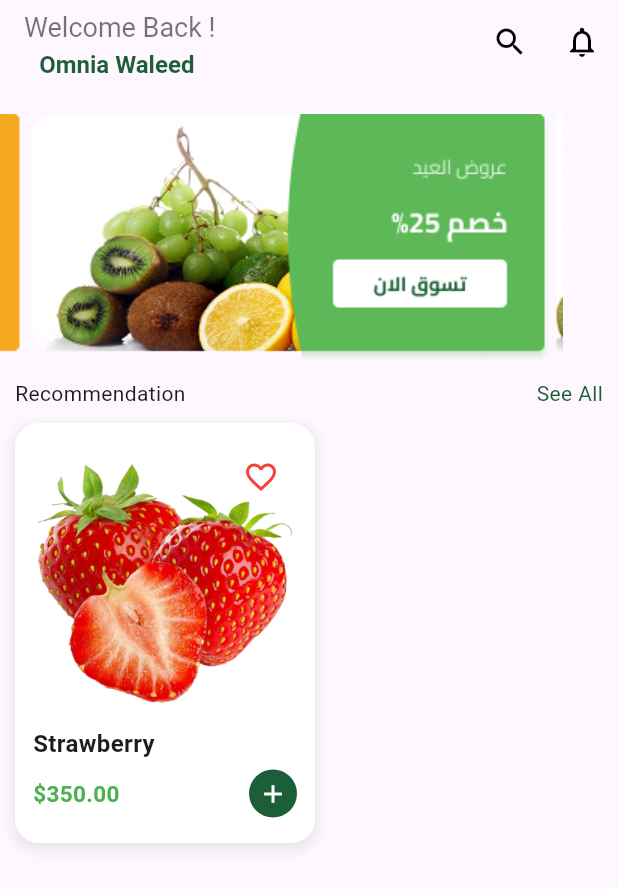
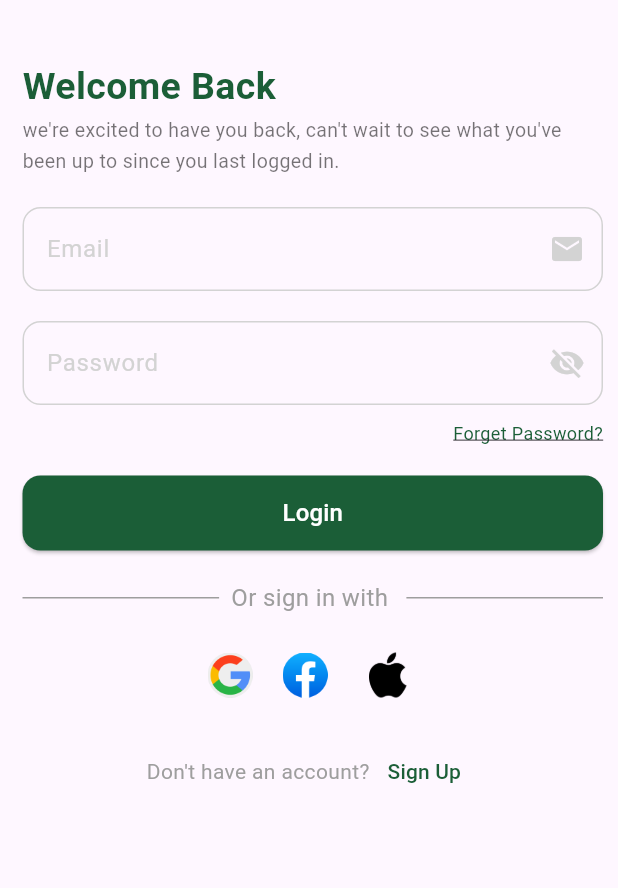
Before and after one commit to Omnia-Waleed-Mohamed/FruitHUB_app, a Flutter app: the screen it shows after launch, on a phone screen of 412 x 824 dp. Shown: the top 888 px of the screen. Run offline on Flutter 3.47's test engine with Material 3 defaults, Android fonts, the phone set to English and light mode, and no system bars; our stand-ins replace smooth_page_indicator.

Commit message:
refactor login view

```diff
--- /dev/null
+++ b/lib/features/auth/view/widgets/login/first_text_login.dart
@@ -0,0 +1,32 @@
+import 'package:e_commerce_app/core/const/colors/colors.dart';
+import 'package:flutter/material.dart';
+
+class FirstTextLogin extends StatelessWidget {
+  const FirstTextLogin({super.key});
+
+  @override
+  Widget build(BuildContext context) {
+    return Column(
+          crossAxisAlignment: CrossAxisAlignment.start,
+          children: [
+            const Text(
+              "Welcome Back",
+              style: TextStyle(
+                fontSize: 25,
+                fontWeight: FontWeight.bold,
+                color: AppColor.kPrimaryColor,
+              ),
+            ),
+            const Text(
+              "we're excited to have you back, can't wait to see what you've been up to since you last logged in.",
+              style: TextStyle(
+                fontSize: 13,
+                height: 1.6,
+                color: Colors.black54,
+              ),
+            ),
+          ])
+
+    ;
+  }
+}
--- /dev/null
+++ b/lib/features/auth/view/widgets/login/forget_password.dart
@@ -0,0 +1,22 @@
+import 'package:e_commerce_app/core/const/colors/colors.dart';
+import 'package:flutter/material.dart';
+
+class ForgetPassword extends StatelessWidget {
+  const ForgetPassword({super.key});
+
+  @override
+  Widget build(BuildContext context) {
+    return Align(
+              alignment: Alignment.centerRight,
+              child: Text(
+                "Forget Password?",
+                style: TextStyle(
+                  decoration: TextDecoration.underline,
+                  fontSize: 12,
+                  color: AppColor.kPrimaryColor,
+                ),
+              ),
+            )
+    ;
+  }
+}
--- /dev/null
+++ b/lib/features/auth/view/widgets/login/login_body.dart
@@ -0,0 +1,42 @@
+import 'package:e_commerce_app/core/widgets/text_form_field.dart';
+import 'package:e_commerce_app/features/auth/view/widgets/login/first_text_login.dart';
+import 'package:e_commerce_app/features/auth/view/widgets/login/forget_password.dart';
+import 'package:e_commerce_app/features/auth/view/widgets/login/login_button.dart';
+import 'package:e_commerce_app/features/auth/view/widgets/login/or_sign_in.dart';
+import 'package:flutter/material.dart';
+
+class LoginBody extends StatelessWidget {
+  const LoginBody({super.key});
+
+  @override
+  Widget build(BuildContext context) {
+    return Padding(
+        padding: const EdgeInsets.only(top: 40, left: 15, right: 10),
+        child: Column(
+          crossAxisAlignment: CrossAxisAlignment.start,
+          children: [
+            FirstTextLogin(),
+
+            const SizedBox(height: 20),
+
+            CustomTextField(label: "Email", icon: Icons.email),
+            SizedBox(height: 20),
+            CustomTextField(
+              label: "Password",
+              icon: Icons.visibility,
+              isPassword: true,
+            ),
+            SizedBox(height: 10),
+            ForgetPassword(),
+
+            SizedBox(height: 20),
+
+            LoginButton(),
+
+            SizedBox(height: 20),
+            OrSignIn(),
+          ],
+        ),
+      );
+  }
+}
--- /dev/null
+++ b/lib/features/auth/view/widgets/login/login_button.dart
@@ -0,0 +1,30 @@
+import 'package:e_commerce_app/core/const/colors/colors.dart';
+import 'package:e_commerce_app/features/home/view/home_view.dart';
+import 'package:flutter/material.dart';
+
+class LoginButton extends StatelessWidget {
+  const LoginButton({super.key});
+
+  @override
+  Widget build(BuildContext context) {
+    return ElevatedButton(
+              style: ElevatedButton.styleFrom(
+                backgroundColor: AppColor.kPrimaryColor,
+                minimumSize: const Size(double.infinity, 50),
+                shape: RoundedRectangleBorder(
+                  borderRadius: BorderRadius.circular(12),
+                ),
+              ),
+              onPressed: () {
+                Navigator.push(context, MaterialPageRoute(builder: (context)=> HomeView()));
+              },
+              child: Text(
+                "Login",
+                style: TextStyle(color: Colors.white, fontSize: 16),
+              ),
+            )
+
+
+    ;
+  }
+}
--- /dev/null
+++ b/lib/features/auth/view/widgets/login/or_sign_in.dart
@@ -0,0 +1,67 @@
+import 'package:e_commerce_app/core/const/colors/colors.dart';
+import 'package:e_commerce_app/features/auth/view/register_view.dart';
+import 'package:flutter/material.dart';
+
+class OrSignIn extends StatelessWidget {
+  const OrSignIn({super.key});
+
+  @override
+  Widget build(BuildContext context) {
+    return Column(
+      children: [
+         Row(
+              children: [
+                Expanded(child: Divider(color: Colors.grey, thickness: 1)),
+                Padding(
+                  padding: const EdgeInsets.symmetric(horizontal: 8.0),
+                  child: Text(
+                    "Or sign in with ",
+                    style: TextStyle(fontSize: 16, color: Colors.grey),
+                  ),
+                ),
+                Expanded(child: Divider(color: Colors.grey, thickness: 1)),
+              ],
+            ),
+
+            SizedBox(height: 20,),
+            Row(
+              mainAxisAlignment: MainAxisAlignment.center,
+              children: [
+              Image.asset("assets/images/google.png", height: 30, width: 30,),
+              SizedBox(width: 20,),
+              Image.asset("assets/images/Facebook_icon.svg.png", height: 30, width: 30,),
+              SizedBox(width: 20,),
+              Image.asset("assets/images/apple.png", height: 40, width: 40,),
+
+            ],),
+
+            SizedBox(height: 20,),
+            Row(
+              mainAxisAlignment: MainAxisAlignment.center,
+              children: [
+                Text(
+                  "Don't have an account?",
+                  style: TextStyle(color: Colors.grey),
+                ),
+                TextButton(
+                  onPressed: () {
+                    Navigator.push(
+                      context,
+                      MaterialPageRoute(builder: (context) => RegisterView()),
+                    );
+                  },
+                  child: Text(
+                    "Sign Up",
+                    style: TextStyle(color: AppColor.kPrimaryColor),
+                  ),
+                ),
+              ],
+            )
+      ],
+    )
+
+
+
+    ;
+  }
+}
--- a/lib/features/home/view/home_view.dart
+++ b/lib/features/home/view/home_view.dart
@@ -11,7 +11,7 @@ class HomeView extends StatelessWidget {
         automaticallyImplyLeading: false,
         title: Column(
           children: [
-            Text(
+            const Text(
               "Welcome Back !",
               style: TextStyle(
                 fontSize: 18,
@@ -20,7 +20,7 @@ class HomeView extends StatelessWidget {
               ),
             ),
             Text(
-              "Omnia Waleed ",
+              "Omnia Waleed",
               style: TextStyle(
                 fontSize: 16,
                 fontWeight: FontWeight.bold,
@@ -30,7 +30,6 @@ class HomeView extends StatelessWidget {
           ],
         ),
         actions: [
-
           IconButton(
             icon: const Icon(Icons.search, color: Colors.black),
             onPressed: () {},
@@ -41,9 +40,9 @@ class HomeView extends StatelessWidget {
           ),
         ],
       ),
-      body: Column(
+      body: SingleChildScrollView(
+        child: Column(
           crossAxisAlignment: CrossAxisAlignment.start,
-
           children: [
             const SizedBox(height: 20),
             Image.asset("assets/images/home.png"),
@@ -52,7 +51,10 @@ class HomeView extends StatelessWidget {
               padding: const EdgeInsets.symmetric(horizontal: 10),
               child: Row(
                 children: [
-                const Text("Recommendation "),
+                  const Text(
+                    "Recommendation",
+                    style: TextStyle(fontSize: 16, fontWeight: FontWeight.bold),
+                  ),
                   const Spacer(),
                   Text(
                     "See All",
@@ -63,12 +65,21 @@ class HomeView extends StatelessWidget {
             ),
             const SizedBox(height: 10),
 
+
             Padding(
-             padding: const EdgeInsets.only(left:10 ),
-             child: Container(
-
-                width: 200,
-                height: 280,
+              padding: const EdgeInsets.symmetric(horizontal: 10),
+              child: GridView.builder(
+                physics: const NeverScrollableScrollPhysics(),
+                shrinkWrap: true,
+                itemCount: 6,
+                gridDelegate: const SliverGridDelegateWithFixedCrossAxisCount(
+                  crossAxisCount: 2,
+                  crossAxisSpacing: 10,
+                  mainAxisSpacing: 10,
+                  childAspectRatio: 0.7,
+                ),
+                itemBuilder: (context, index) {
+                  return Container(
                     decoration: BoxDecoration(
                       borderRadius: BorderRadius.circular(16),
                       color: Colors.white,
@@ -82,11 +93,10 @@ class HomeView extends StatelessWidget {
                       ],
                     ),
                     child: Padding(
-                  padding: const EdgeInsets.all(12),
+                      padding: const EdgeInsets.all(10),
                       child: Column(
                         crossAxisAlignment: CrossAxisAlignment.start,
                         children: [
-
                           Stack(
                             alignment: Alignment.topRight,
                             children: [
@@ -95,7 +105,7 @@ class HomeView extends StatelessWidget {
                                 child: Image.asset(
                                   "assets/images/home1.png",
                                   width: double.infinity,
-                              height: 180,
+                                  height: 120,
                                   fit: BoxFit.cover,
                                 ),
                               ),
@@ -106,36 +116,28 @@ class HomeView extends StatelessWidget {
                               ),
                             ],
                           ),
-
-                      const SizedBox(height: 10),
-
-
+                          const SizedBox(height: 8),
                           const Text(
                             "Strawberry",
                             style: TextStyle(
-                          fontSize: 16,
+                              fontSize: 15,
                               fontWeight: FontWeight.bold,
                             ),
                           ),
-
                           const SizedBox(height: 6),
-
-
                           Row(
                             mainAxisAlignment: MainAxisAlignment.spaceBetween,
                             children: [
                               const Text(
                                 "\$350.00",
                                 style: TextStyle(
-                              fontSize: 15,
+                                  fontSize: 14,
                                   color: Colors.green,
                                   fontWeight: FontWeight.w600,
                                 ),
                               ),
                               InkWell(
-                            onTap: () {
-
-                            },
+                                onTap: () {},
                                 borderRadius: BorderRadius.circular(50),
                                 child: Container(
                                   decoration: BoxDecoration(
@@ -155,11 +157,12 @@ class HomeView extends StatelessWidget {
                         ],
                       ),
                     ),
+                  );
+                },
               ),
             ),
-
-
           ],
+        ),
       ),
     );
   }
--- a/lib/main.dart
+++ b/lib/main.dart
@@ -28,7 +28,7 @@ class EcommerceApp extends StatelessWidget {
             ],
             locale: const Locale('en'),
             debugShowCheckedModeBanner: false,
-      home:HomeView() ,
+      home:LoginView() ,
 
     );
   }
```
Also changed, not shown: lib/features/auth/view/login_view.dart (+4 -121 lines). Lines whose indentation alone changed are shown as unchanged.
